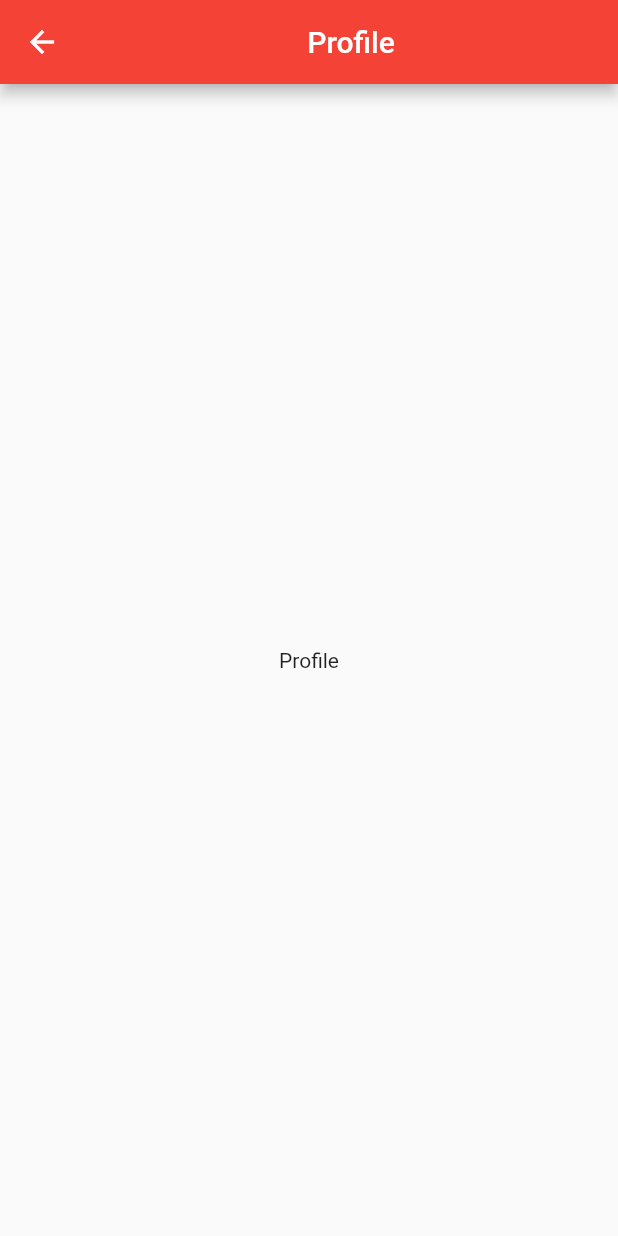
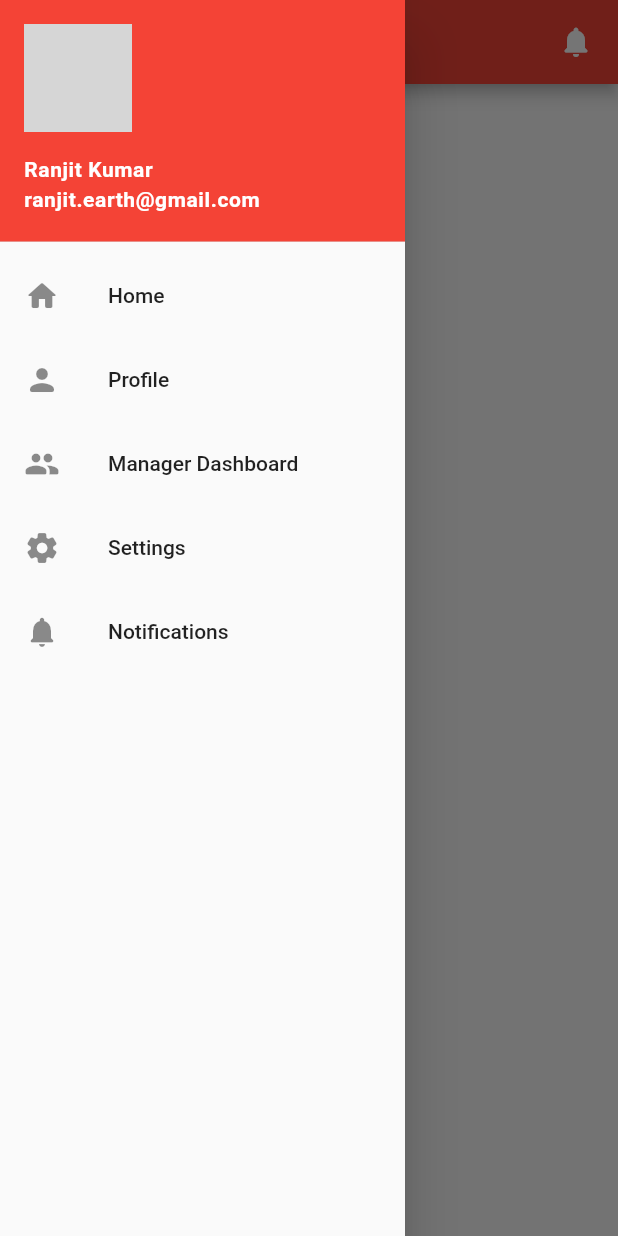
Before and after one commit to Ranjit8298/Flutter_Repo, a Flutter app: the ProfileScreen screen opened directly, with the side drawer open (before the commit the screen has no drawer), on a phone screen of 412 x 824 dp. Run offline on Flutter 3.47's test engine with Material 2 defaults, Android fonts, the phone set to English and light mode, and no system bars; our stand-ins replace fluttertoast, lottie, shared_preferences; accounts and stored records are empty; grey boxes are pictures that could not be loaded.

Commit message:
20 jan, 2023 first half

```diff
--- a/lib/profile_screen.dart
+++ b/lib/profile_screen.dart
@@ -7,7 +7,80 @@ class ProfileScreen extends StatelessWidget {
   @override
   Widget build(BuildContext context) {
     return Scaffold(
-      appBar: AppBar(title: Center(child: Text('Profile'))),
+      drawer: SizedBox(
+        width: 270,
+        child: Drawer(
+            child: ListView(
+          // Important: Remove any padding from the ListView.
+          padding: EdgeInsets.zero,
+          children: [
+            const UserAccountsDrawerHeader(
+              decoration: BoxDecoration(color: Colors.red),
+              arrowColor: Colors.black,
+              accountName: Text(
+                "Ranjit Kumar",
+                style: TextStyle(
+                  fontWeight: FontWeight.bold,
+                  letterSpacing: 0.4
+                ),
+              ),
+              accountEmail: Text(
+                "ranjit.earth@gmail.com",
+                style: TextStyle(
+                  fontWeight: FontWeight.bold,
+                  letterSpacing: 0.4
+                ),
+              ),
+              currentAccountPicture: CircleAvatar(
+               backgroundImage: AssetImage('assets/images/man_one.jpg'),
+              ),
+            ),
+            ListTile(
+              leading: Icon(Icons.home_rounded),
+              title: const Text('Home'),
+              onTap: () {
+                Navigator.pop(context);
+              },
+            ),
+            ListTile(
+              leading: Icon(Icons.person_rounded),
+              title: const Text('Profile'),
+              onTap: () {
+                Navigator.pop(context);
+              },
+            ),
+            ListTile(
+              leading: Icon(Icons.group_rounded),
+              title: const Text('Manager Dashboard'),
+              onTap: () {
+                Navigator.pop(context);
+              },
+            ),
+            ListTile(
+              leading: Icon(Icons.settings_rounded),
+              title: const Text('Settings'),
+              onTap: () {
+                Navigator.pop(context);
+              },
+            ),
+            ListTile(
+              leading: Icon(Icons.notifications_rounded),
+              title: const Text('Notifications'),
+              onTap: () {
+                Navigator.pop(context);
+              },
+            ),
+          ],
+        )),
+      ),
+      appBar: AppBar(
+          title: Row(
+        mainAxisAlignment: MainAxisAlignment.spaceBetween,
+        children: [
+          Center(child: Text('Profile')),
+          Icon(Icons.notifications_rounded),
+        ],
+      )),
       body: Center(child: Text('Profile')),
     );
   }
--- a/lib/signup_screen.dart
+++ b/lib/signup_screen.dart
@@ -75,7 +75,7 @@ class _SignupScreenState extends State<SignupScreen> {
       prefs.setString('password', password);
 
     Timer(const Duration(seconds: 3), (() {
-      Navigator.pushReplacement(context, MaterialPageRoute(builder: (context) {
+      Navigator.push(context, MaterialPageRoute(builder: (context) {
         return const LoginScreen();
       }));
     }));
```
Also changed, not shown: lib/login_screen.dart (+23 -16 lines), lib/splash_screen.dart (+5 -4 lines).
